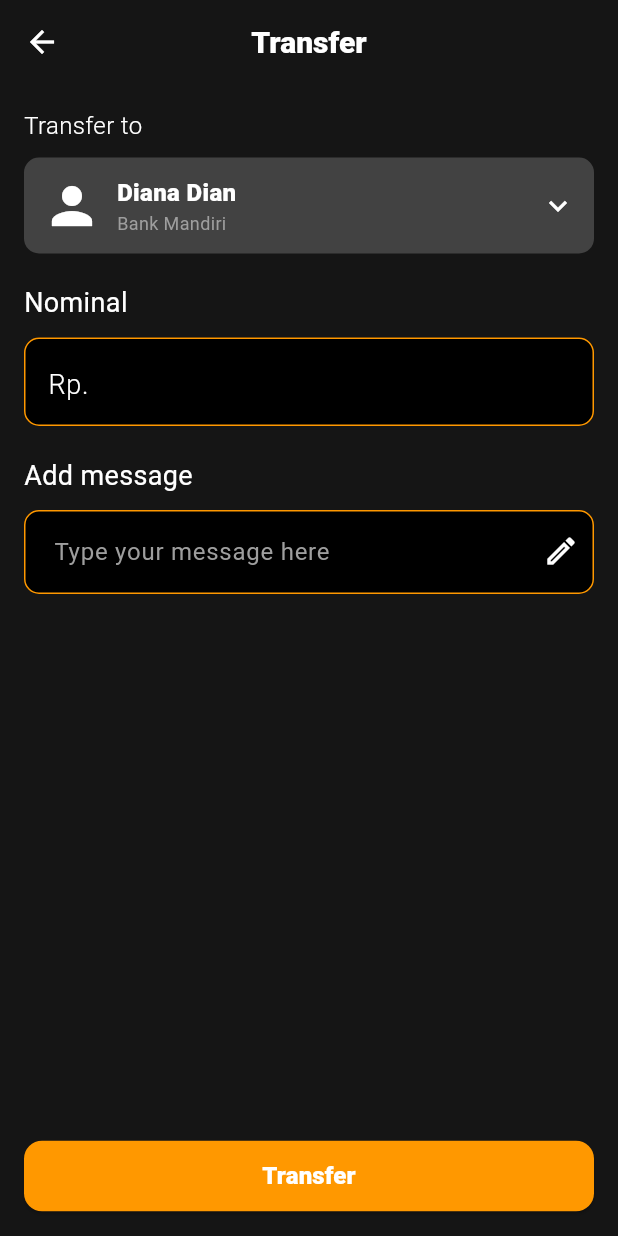
After one commit to KaisarAffan/O-cash, a Flutter app: the TransferPage screen opened by its route, on a phone screen of 412 x 824 dp. The commit adds this screen. Run offline on Flutter 3.47's test engine with Material 3 defaults, Android fonts, the phone set to English and light mode, and no system bars; our stand-ins replace firebase_auth, firebase_core, get, google_sign_in; accounts and stored records are empty.

Commit message:
style:[NC]make ui transfer and fix reuseable

```diff
--- a/analysis_options.yaml
+++ b/analysis_options.yaml
@@ -10,6 +10,7 @@
 analyzer:
   errors:
     prefer_const_constructors: ignore
+    prefer_const_literals_to_create_immutables: ignore
 include: package:flutter_lints/flutter.yaml
 
 linter:
--- /dev/null
+++ b/lib/pages/transfer/transfer.dart
@@ -0,0 +1,201 @@
+import 'package:flutter/material.dart';
+import 'package:ocash/utils/color_pallete.dart';
+import 'package:ocash/widgets/button/my_button.dart';
+import 'package:ocash/widgets/my_textfield.dart';
+
+class TransferPage extends StatelessWidget {
+  const TransferPage({super.key});
+
+  @override
+  Widget build(BuildContext context) {
+    return Scaffold(
+      backgroundColor:black,
+      appBar: AppBar(
+        title: const Text("Transfer"),
+        centerTitle: true,
+        backgroundColor: black,
+        titleTextStyle: const TextStyle(
+          color: Colors.white,
+          fontSize: 20,
+          fontWeight: FontWeight.w900,
+        ),
+        leading: IconButton(
+          icon: const Icon(Icons.arrow_back, color: Colors.white),
+          onPressed: () {
+            Navigator.of(context).pop();
+          },
+        ),
+      ),
+      body: Padding(
+        padding: const EdgeInsets.all(16.0),
+        child: Column(
+          crossAxisAlignment: CrossAxisAlignment.start,
+          children: [
+            const Text(
+              "Transfer to",
+              style: TextStyle(
+                color: Colors.white,
+                fontSize: 16,
+                fontWeight: FontWeight.w300,
+              ),
+            ),
+            const SizedBox(height: 10),
+            Container(
+              padding: const EdgeInsets.all(12),
+              decoration: BoxDecoration(
+                color: Colors.grey[800],
+                borderRadius: BorderRadius.circular(10),
+              ),
+              child: Row(
+                children: [
+                  Icon(Icons.person, color: Colors.white, size: 40),
+                  SizedBox(width: 10),
+                  Expanded(
+                    child: Column(
+                      crossAxisAlignment: CrossAxisAlignment.start,
+                      children: [
+                        Text(
+                          "Diana Dian",
+                          style: TextStyle(
+                            color: Colors.white,
+                            fontSize: 16,
+                            fontWeight: FontWeight.w900,
+                          ),
+                        ),
+                        Text(
+                          "Bank Mandiri",
+                          style: TextStyle(
+                            color: Colors.grey,
+                            fontSize: 12,
+                            fontWeight: FontWeight.w400,
+                          ),
+                        ),
+                      ],
+                    ),
+                  ),
+                  const Icon(Icons.keyboard_arrow_down, color: Colors.white),
+                ],
+              ),
+            ),
+            const SizedBox(height: 20),
+            Text(
+              "Nominal",
+              style: TextStyle(
+                color: Colors.white,
+                fontSize: 18,
+                fontWeight: FontWeight.w400,
+              ),
+            ),
+            const SizedBox(height: 10),
+            CurrencyTextField(),
+            const SizedBox(height: 20),
+            const Text(
+              "Add message",
+              style: TextStyle(
+                color: Colors.white,
+                fontSize: 18,
+                fontWeight: FontWeight.w400,
+              ),
+            ),
+            const SizedBox(height: 10),
+            Stack(
+              children: [
+                MyEditText(
+                  hintText: "Type your message here",
+                  isPassword: false,
+                  borderColor: Colors.orange,
+                  borderWidth: 1,
+                  borderRadius: 10,
+                  fillColor: Colors.black,
+                  textColor: Colors.white,
+                  hintColor: Colors.grey,
+                ),
+                Positioned(
+                  right: 10,
+                  top: 2,
+                  bottom: 18,
+                  child: Icon(
+                    Icons.edit_outlined,
+                    color: Colors.white,
+                  ),
+                ),
+              ],
+            ),
+            const Spacer(),
+            Container(
+              width: MediaQuery.of(context).size.width,
+              child: MyButton(
+                text: "Transfer",
+                onPressed: () {},
+                backgroundColor: Colors.orange,
+                padding: const EdgeInsets.symmetric(vertical: 12),
+              ),
+            ),
+          ],
+        ),
+      ),
+    );
+  }
+}
+
+class CurrencyTextField extends StatefulWidget {
+  const CurrencyTextField({Key? key}) : super(key: key);
+
+  @override
+  State<CurrencyTextField> createState() => _CurrencyTextFieldState();
+}
+
+class _CurrencyTextFieldState extends State<CurrencyTextField> {
+  final TextEditingController _controller = TextEditingController();
+
+  @override
+  void initState() {
+    super.initState();
+    _controller.text = "Rp."; // Awalan default
+  }
+
+  @override
+  Widget build(BuildContext context) {
+    return TextField(
+      controller: _controller,
+      keyboardType: TextInputType.number, // Hanya menerima angka
+      style: const TextStyle(
+        color: Colors.white,
+        fontSize: 18,
+        fontWeight: FontWeight.w300,
+      ),
+      cursorColor: Colors.orange, // Warna kursor
+      decoration: InputDecoration(
+        filled: true,
+        fillColor: Colors.black,
+        prefixText: "",
+        prefixStyle: const TextStyle(
+          color: Colors.white,
+          fontWeight: FontWeight.w900,
+        ),
+        enabledBorder: OutlineInputBorder(
+          borderSide: BorderSide(color: Colors.orange, width: 1.0),
+          borderRadius: BorderRadius.circular(10.0),
+        ),
+        focusedBorder: OutlineInputBorder(
+          borderSide: BorderSide(color: Colors.orange, width: 1.5),
+          borderRadius: BorderRadius.circular(10.0),
+        ),
+        hintText: "",
+        hintStyle: const TextStyle(
+          color: Colors.white54,
+        ),
+      ),
+      onChanged: (value) {
+        if (!value.startsWith("Rp.")) {
+          // Tambahkan "Rp." jika dihapus oleh user
+          _controller.text = "Rp.";
+          _controller.selection = TextSelection.fromPosition(
+            TextPosition(offset: _controller.text.length),
+          );
+        }
+      },
+
+    );
+  }
+}
--- a/lib/routes/my_app_page.dart
+++ b/lib/routes/my_app_page.dart
@@ -7,6 +7,7 @@ import 'package:ocash/pages/login/login.dart';
 import 'package:ocash/pages/profile/profile.dart';
 import 'package:ocash/pages/qris/qris.dart';
 import 'package:ocash/pages/intro/intro.dart';
+import 'package:ocash/pages/transfer/transfer.dart';
 import 'package:ocash/routes/my_app_route.dart';
 
 class MyAppPage {
@@ -17,6 +18,7 @@ class MyAppPage {
     GetPage(name: MyAppRoutes.historyPage, page: () => History()),
     GetPage(name: MyAppRoutes.qrisPage, page: () => Qris()),
     GetPage(name: MyAppRoutes.financePage, page: () => Finance()),
+    GetPage(name: MyAppRoutes.transferPage, page: () => TransferPage()),
     GetPage(name: MyAppRoutes.profilePage, page: () => Profile()),
     GetPage(name: MyAppRoutes.dashboard, page: () => Dashboard()),
     GetPage(name: MyAppRoutes.loginPage, page: () => Login()),
--- a/lib/widgets/button/my_button.dart
+++ b/lib/widgets/button/my_button.dart
@@ -23,7 +23,7 @@ class MyButton extends StatelessWidget {
         padding: padding,
         backgroundColor: backgroundColor,
         shape: RoundedRectangleBorder(
-        borderRadius: BorderRadius.circular(30),
+        borderRadius: BorderRadius.circular(12),
         ),
       ),
       onPressed: onPressed,
--- a/lib/widgets/my_historycard.dart
+++ b/lib/widgets/my_historycard.dart
@@ -2,7 +2,7 @@ import 'package:flutter/material.dart';
 
 class MyHistoryCard extends StatelessWidget {
   final String title;
-  final String status;
+  final String? status;
   final String time;
   final String amount;
   final Color backgroundColor;
@@ -11,7 +11,7 @@ class MyHistoryCard extends StatelessWidget {
   const MyHistoryCard({
     super.key,
     required this.title,
-    required this.status,
+    this.status,
     required this.time,
     required this.amount,
     required this.backgroundColor,
@@ -57,7 +57,7 @@ class MyHistoryCard extends StatelessWidget {
                     ),
                   ),
                   Text(
-                    status,
+                    status!,
                     style: const TextStyle(
                       color: Colors.grey,
                       fontSize: 14,
--- a/lib/widgets/my_textfield.dart
+++ b/lib/widgets/my_textfield.dart
@@ -5,6 +5,12 @@ class MyEditText extends StatefulWidget {
   final bool isPassword;
   final TextEditingController? controller;
   final IconData? icon;
+  final Color borderColor;
+  final double borderWidth;
+  final double borderRadius;
+  final Color fillColor;
+  final Color textColor;
+  final Color hintColor;
 
   const MyEditText({
     Key? key,
@@ -12,6 +18,12 @@ class MyEditText extends StatefulWidget {
     this.isPassword = false,
     this.controller,
     this.icon,
+    this.borderColor = Colors.orange,
+    this.borderWidth = 1.5,
+    this.borderRadius = 16.0,
+    this.fillColor = Colors.black,
+    this.textColor = Colors.white,
+    this.hintColor = Colors.grey,
   }) : super(key: key);
 
   @override
@@ -28,12 +40,14 @@ class _MyEditTextState extends State<MyEditText> {
       child: TextField(
         controller: widget.controller,
         obscureText: widget.isPassword && !_isPasswordVisible,
+        style: TextStyle(color: widget.textColor),
         decoration: InputDecoration(
           hintText: widget.hintText,
+          hintStyle: TextStyle(color: widget.hintColor),
           prefixIcon: widget.icon != null
               ? Icon(
                   widget.icon,
-                  color: Colors.grey,
+                  color: widget.hintColor,
                 )
               : null,
           suffixIcon: widget.isPassword
@@ -42,7 +56,7 @@ class _MyEditTextState extends State<MyEditText> {
                     _isPasswordVisible
                         ? Icons.visibility
                         : Icons.visibility_off,
-                    color: Colors.grey,
+                    color: widget.hintColor,
                   ),
                   onPressed: () {
                     setState(() {
@@ -52,10 +66,27 @@ class _MyEditTextState extends State<MyEditText> {
                 )
               : null,
           filled: true,
-          fillColor: Colors.grey[200],
+          fillColor: widget.fillColor,
           border: OutlineInputBorder(
-            borderRadius: BorderRadius.circular(16),
-            borderSide: BorderSide.none,
+            borderRadius: BorderRadius.circular(widget.borderRadius),
+            borderSide: BorderSide(
+              color: widget.borderColor,
+              width: widget.borderWidth,
+            ),
+          ),
+          enabledBorder: OutlineInputBorder(
+            borderRadius: BorderRadius.circular(widget.borderRadius),
+            borderSide: BorderSide(
+              color: widget.borderColor,
+              width: widget.borderWidth,
+            ),
+          ),
+          focusedBorder: OutlineInputBorder(
+            borderRadius: BorderRadius.circular(widget.borderRadius),
+            borderSide: BorderSide(
+              color: widget.borderColor,
+              width: widget.borderWidth + 0.5,
+            ),
           ),
           contentPadding: const EdgeInsets.symmetric(
             vertical: 16.0,
```
Also changed, not shown: lib/pages/transfer/controller.dart (added).
